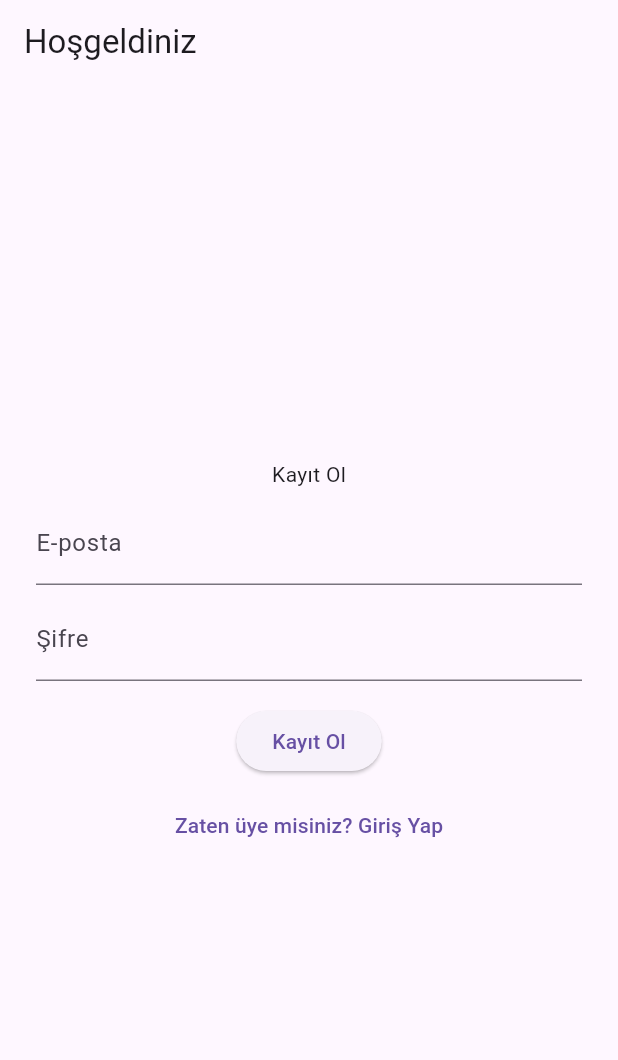
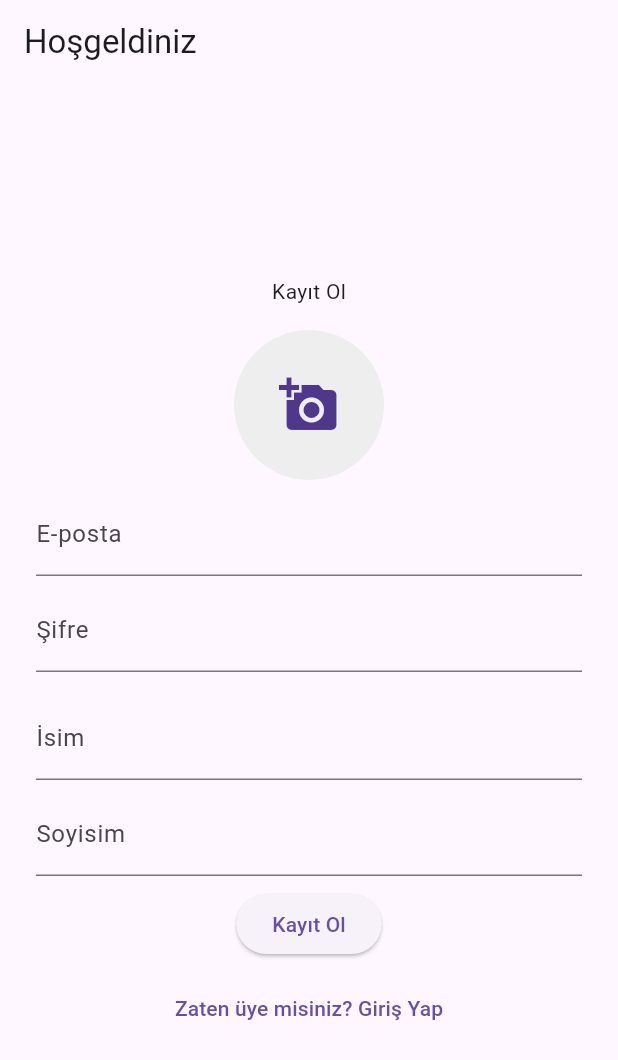
Before and after one commit to dumansl/firebase_intro, a Flutter app: the screen it shows after launch, on a phone screen of 412 x 824 dp. Shown: the top 1060 px of the screen. Run offline on Flutter 3.47's test engine with Material 3 defaults, Android fonts, the phone set to English and light mode, and no system bars; our stand-ins replace cloud_firestore, firebase_auth, firebase_core, image_picker; accounts and stored records are empty.

```diff
--- a/lib/screens/login_or_register_screen.dart
+++ b/lib/screens/login_or_register_screen.dart
@@ -1,7 +1,10 @@
+import 'dart:io';
+
 import 'package:firebase_intro/screens/home_screen.dart';
 import 'package:firebase_intro/services/auth_service.dart';
 import 'package:firebase_intro/widget/snack_bar.dart';
 import 'package:flutter/material.dart';
+import 'package:image_picker/image_picker.dart';
 
 class LoginOrRegisterScreen extends StatefulWidget {
   const LoginOrRegisterScreen({super.key});
@@ -15,7 +18,26 @@ class _LoginOrRegisterScreenState extends State<LoginOrRegisterScreen> {
   final _formKey = GlobalKey<FormState>();
   String _email = "";
   String _password = "";
+  String _name = "";
+  String _lastName = "";
+  String _avatarUrl = "";
   bool _registerPage = true;
+  XFile? selectedImage;
+
+  void _pickImage() async {
+    final imagePicker = ImagePicker();
+    XFile? file = await imagePicker.pickImage(source: ImageSource.gallery);
+
+    setState(() {
+      selectedImage = file;
+    });
+
+    if (file != null) {
+      setState(() {
+        _avatarUrl = "abc";
+      });
+    }
+  }
 
   void _submit() async {
     _registerPage ? _register() : _login();
@@ -24,8 +46,8 @@ class _LoginOrRegisterScreenState extends State<LoginOrRegisterScreen> {
   void _register() async {
     if (_formKey.currentState!.validate()) {
       _formKey.currentState!.save();
-      String? userId =
-          await authService.signUpWithEmailAndPassword(_email, _password);
+      String? userId = await authService.createUserWithEmailAndPassword(
+          _email, _password, _name, _lastName, _avatarUrl);
       if (userId != null) {
         if (mounted) {
           snackBar(context, "Kayıt başarılı! Kullanıcı ID: $userId",
@@ -76,12 +98,26 @@ class _LoginOrRegisterScreenState extends State<LoginOrRegisterScreen> {
       body: Center(
         child: Padding(
           padding: const EdgeInsets.symmetric(horizontal: 24),
+          child: SingleChildScrollView(
             child: Form(
               key: _formKey,
               child: Column(
                 mainAxisAlignment: MainAxisAlignment.center,
                 children: [
                   Text(_registerPage ? "Kayıt Ol" : "Giriş Yap"),
+                  const SizedBox(height: 16),
+                  GestureDetector(
+                    onTap: _pickImage,
+                    child: CircleAvatar(
+                        radius: 50,
+                        backgroundColor: Colors.grey[200],
+                        backgroundImage: selectedImage != null
+                            ? Image.file(File(selectedImage!.path)).image
+                            : null,
+                        child: selectedImage == null
+                            ? const Icon(Icons.add_a_photo, size: 40)
+                            : null),
+                  ),
                   const SizedBox(height: 8),
                   TextFormField(
                     decoration: const InputDecoration(labelText: "E-posta"),
@@ -101,6 +137,28 @@ class _LoginOrRegisterScreenState extends State<LoginOrRegisterScreen> {
                     },
                   ),
                   const SizedBox(height: 16),
+                  if (_registerPage)
+                    Column(
+                      children: [
+                        TextFormField(
+                          decoration: const InputDecoration(labelText: "İsim"),
+                          autocorrect: false,
+                          onSaved: (newValue) {
+                            _name = newValue!;
+                          },
+                        ),
+                        const SizedBox(height: 8),
+                        TextFormField(
+                          decoration:
+                              const InputDecoration(labelText: "Soyisim"),
+                          autocorrect: false,
+                          onSaved: (newValue) {
+                            _lastName = newValue!;
+                          },
+                        ),
+                        const SizedBox(height: 8),
+                      ],
+                    ),
                   ElevatedButton(
                     onPressed: () {
                       _formKey.currentState!.save();
@@ -111,15 +169,19 @@ class _LoginOrRegisterScreenState extends State<LoginOrRegisterScreen> {
                   const SizedBox(height: 8),
                   TextButton(
                     onPressed: () {
-                      setState(() {
+                      setState(
+                        () {
                           _formKey.currentState!.reset();
                           _registerPage = !_registerPage;
-                      });
+                        },
+                      );
                     },
                     child: Text(_registerPage
                         ? "Zaten üye misiniz? Giriş Yap"
-                        : "Hesabınız yok mu? Kayıt Ol"))
+                        : "Hesabınız yok mu? Kayıt Ol"),
+                  ),
                 ],
+              ),
             ),
           ),
         ),
--- a/pubspec.yaml
+++ b/pubspec.yaml
@@ -37,6 +37,8 @@ dependencies:
   cupertino_icons: ^1.0.6
   firebase_core: ^2.30.1
   firebase_auth: ^4.19.4
+  cloud_firestore: ^4.17.2
+  image_picker: ^1.1.1
 
 dev_dependencies:
   flutter_test:
```
Also changed, not shown: lib/services/auth_service.dart (+18 -2 lines), 2 other files. Lines whose indentation alone changed are shown as unchanged.
